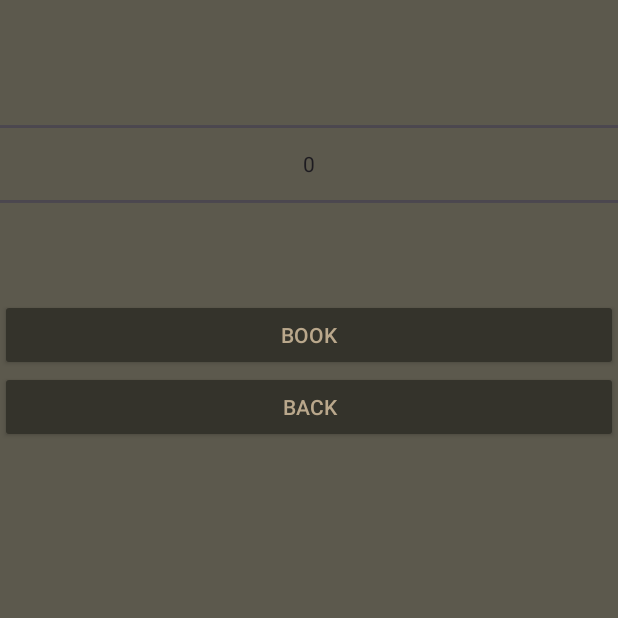
After one commit to Abradave/Boardgame_Project_Android, an Android app: the AppointmentActivity screen opened directly, with no data from a screen before it, on a phone screen of 412 x 824 dp, the top half of it. The commit adds this screen. Run offline under Robolectric (Android 15) with nearby library versions, the phone set to English and light mode, and no system bars; network calls fail; 4 statements that could not run were skipped.

Commit message:
Appointment
Appointment List creation

```diff
--- a/app/src/main/AndroidManifest.xml
+++ b/app/src/main/AndroidManifest.xml
@@ -15,6 +15,9 @@
         android:theme="@style/Theme.Boardgame_Project_Android"
         android:usesCleartextTraffic="true"
         tools:targetApi="31">
+        <activity
+            android:name=".AppointmentActivity"
+            android:exported="false" />
         <activity
             android:name=".BoardGamesListActivity"
             android:exported="false" />
--- /dev/null
+++ b/app/src/main/java/com/example/boardgame_project_android/AppointmentActivity.java
@@ -0,0 +1,130 @@
+package com.example.boardgame_project_android;
+
+import android.content.Intent;
+import android.os.AsyncTask;
+import android.os.Bundle;
+import android.util.Log;
+import android.view.LayoutInflater;
+import android.view.View;
+import android.view.ViewGroup;
+import android.widget.ArrayAdapter;
+import android.widget.ListView;
+import android.widget.NumberPicker;
+import android.widget.TextView;
+import android.widget.Toast;
+
+import androidx.activity.EdgeToEdge;
+import androidx.annotation.NonNull;
+import androidx.annotation.Nullable;
+import androidx.appcompat.app.AppCompatActivity;
+import androidx.appcompat.widget.AppCompatButton;
+import androidx.core.graphics.Insets;
+import androidx.core.view.ViewCompat;
+import androidx.core.view.WindowInsetsCompat;
+
+import com.google.gson.Gson;
+
+import java.io.IOException;
+import java.util.ArrayList;
+import java.util.Arrays;
+import java.util.List;
+
+public class AppointmentActivity extends AppCompatActivity {
+    private String url = "http://10.0.2.2:8000/api/appointment";
+    private ListView lwAppointments;
+    private AppCompatButton btnAppointmentBook;
+    private AppCompatButton btnAppointmentBack;
+    private TextView twAppointmentDateList;
+    private NumberPicker npAppointmentPlayers;
+    private TextView twAppointmentGKName;
+    private List<Appointments> app = new ArrayList<>();
+
+    @Override
+    protected void onCreate(Bundle savedInstanceState) {
+        super.onCreate(savedInstanceState);
+        EdgeToEdge.enable(this);
+        setContentView(R.layout.activity_appointment);
+        ViewCompat.setOnApplyWindowInsetsListener(findViewById(R.id.main), (v, insets) -> {
+            Insets systemBars = insets.getInsets(WindowInsetsCompat.Type.systemBars());
+            v.setPadding(systemBars.left, systemBars.top, systemBars.right, systemBars.bottom);
+            return insets;
+        });
+        init();
+        RequestTask task = new RequestTask(url, "GET");
+        task.execute();
+
+        btnAppointmentBack.setOnClickListener(v -> {
+            Intent intent = new Intent(AppointmentActivity.this, LoggedInActivity.class);
+            startActivity(intent);
+            finish();
+        });
+    }
+
+    public void init(){
+        lwAppointments = findViewById(R.id.lwAppointments);
+        lwAppointments.setAdapter(new AppointmentsAdapter());
+        btnAppointmentBack = findViewById(R.id.btnAppoinmentBack);
+        btnAppointmentBook = findViewById(R.id.btnAppoinmentBack);
+        twAppointmentDateList = findViewById(R.id.twAppointmentDateList);
+        twAppointmentGKName = findViewById(R.id.twAppointmentGKName);
+        npAppointmentPlayers = findViewById(R.id.npAppointmentPlayers);
+    }
+
+    private class AppointmentsAdapter extends ArrayAdapter<BoardGames> {
+
+        public AppointmentsAdapter(){super(AppointmentActivity.this, R.layout.appointments_list_item);}
+
+        @NonNull
+        @Override
+        public View getView(int position, @Nullable View convertView, @NonNull ViewGroup parent){
+            LayoutInflater inflater = getLayoutInflater();
+            View view = inflater.inflate(R.layout.appointments_list_item,null,false);
+            TextView twAppointmentDate = view.findViewById(R.id.twAppointmentDateList);
+            TextView twAppointmentGKName = view.findViewById(R.id.twAppointmentGKName);
+
+            Appointments actapp = app.get(position);
+
+            twAppointmentDate.setText(String.valueOf(actapp.getAppointment()));
+            twAppointmentGKName.setText(String.valueOf(actapp.getEmployee_id()));
+            return view;
+        }
+    }
+
+    public class RequestTask extends AsyncTask<Void, Void, Response> {
+        String requestUrl;
+        String requestType;
+
+        public RequestTask(String requestUrl, String requestType){
+            this.requestUrl = requestUrl;
+            this.requestType = requestType;
+        }
+        @Override
+        protected Response doInBackground(Void... voids){
+            Response response = null;
+            try{
+                if (requestType.equals("GET")){
+                    response = RequestHandler.get(requestUrl);
+                }
+            }catch (IOException e){
+                Toast.makeText(AppointmentActivity.this, e.toString(), Toast.LENGTH_SHORT).show();
+            }
+            return response;
+        }
+        @Override
+        protected void onPostExecute(Response response){
+            super.onPostExecute(response);
+            Gson converter = new Gson();
+            if (response.getResponseCode() >= 400){
+                Toast.makeText(AppointmentActivity.this, "Error", Toast.LENGTH_SHORT).show();
+                Log.d("onPostExecute:", response.getContent());
+            }
+            if (requestType.equals("GET")){
+                Appointments[] appArray = converter.fromJson(response.getContent(),Appointments[].class);
+                app.clear();
+                app.addAll(Arrays.asList(appArray));
+                lwAppointments.invalidateViews();
+                Toast.makeText(AppointmentActivity.this, "Success", Toast.LENGTH_SHORT).show();
+            }
+        }
+    }
+}
--- a/app/src/main/java/com/example/boardgame_project_android/LoggedInActivity.java
+++ b/app/src/main/java/com/example/boardgame_project_android/LoggedInActivity.java
@@ -34,6 +34,12 @@ public class LoggedInActivity extends AppCompatActivity {
             startActivity(intent);
             finish();
         });
+
+        btnLoggedMakeAppointment.setOnClickListener(v -> {
+            Intent intent = new Intent(LoggedInActivity.this, AppointmentActivity.class);
+            startActivity(intent);
+            finish();
+        });
     }
     public void init(){
         btnLoggedList = findViewById(R.id.btnLoggedList);
--- /dev/null
+++ b/app/src/main/res/layout/activity_appointment.xml
@@ -0,0 +1,51 @@
+<?xml version="1.0" encoding="utf-8"?>
+<LinearLayout xmlns:android="http://schemas.android.com/apk/res/android"
+    xmlns:app="http://schemas.android.com/apk/res-auto"
+    xmlns:tools="http://schemas.android.com/tools"
+    android:id="@+id/main"
+    android:layout_width="match_parent"
+    android:layout_height="match_parent"
+    android:orientation="vertical"
+    android:background="@color/background"
+    android:padding="10dp"
+    tools:context=".AppointmentActivity">
+
+    <TextView
+        android:layout_width="match_parent"
+        android:layout_height="wrap_content"
+        android:id="@+id/twAppintmentDate">
+    </TextView>
+
+    <NumberPicker
+        android:layout_width="match_parent"
+        android:layout_height="wrap_content"
+        android:id="@+id/npAppointmentPlayers">
+    </NumberPicker>
+
+    <androidx.appcompat.widget.AppCompatButton
+        android:layout_width="match_parent"
+        android:layout_height="wrap_content"
+        android:id="@+id/btnAppointmentBook"
+        android:textColor="@color/text"
+        android:backgroundTint="@color/button"
+        android:text="Book">
+    </androidx.appcompat.widget.AppCompatButton>
+
+    <androidx.appcompat.widget.AppCompatButton
+        android:layout_width="match_parent"
+        android:layout_height="wrap_content"
+        android:id="@+id/btnAppoinmentBack"
+        android:textColor="@color/text"
+        android:backgroundTint="@color/button"
+        android:text="Back">
+    </androidx.appcompat.widget.AppCompatButton>
+
+    <ListView
+        android:layout_width="match_parent"
+        android:layout_height="wrap_content"
+        android:id="@+id/lwAppointments"
+        tools:listitem="@layout/appointments_list_item">
+    </ListView>
+
+
+</LinearLayout>
--- a/app/src/main/res/layout/board_games_list_items.xml
+++ b/app/src/main/res/layout/board_games_list_items.xml
@@ -8,6 +8,8 @@
         android:layout_width="match_parent"
         android:layout_height="wrap_content"
         android:id="@+id/txtBoardGameName"
+        android:gravity="center"
+        android:textAllCaps="true"
         android:text="Azul"
         android:textStyle="bold"
         android:textColor="@color/text"
```
Also changed, not shown: app/src/main/java/com/example/boardgame_project_android/Appointments.java (added, +79 -0 lines), app/src/main/res/layout/appointments_list_item.xml (added, +23 -0 lines).
